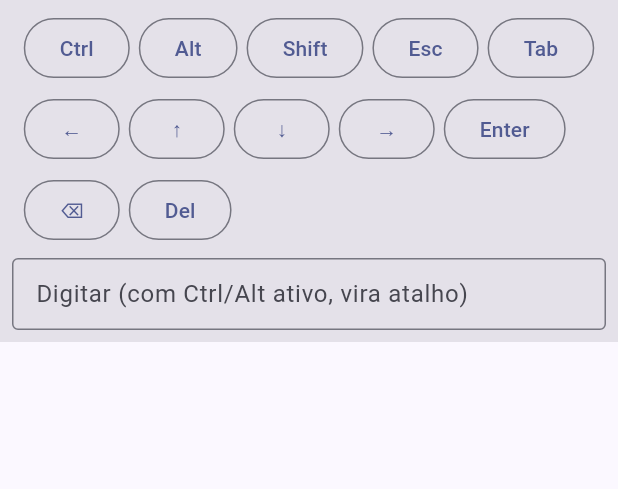
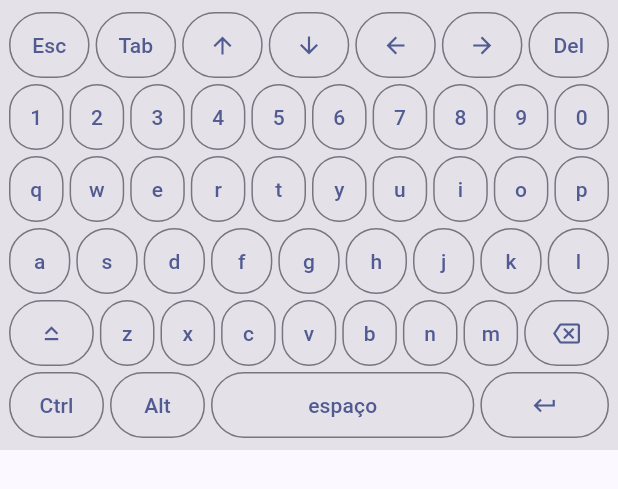
Before and after one commit to Cchaves20/RemoteOne, a Flutter app: the RemoteKeyboard widget shown alone on an empty page, opened directly with empty values, on a phone screen of 412 x 824 dp. Shown: the top 489 px of the screen. Run offline on Flutter 3.47's test engine with Material 3 defaults, Android fonts, the phone set to English and light mode, and no system bars.

Commit message:
Teclado em layout QWERTY completo (como um teclado de computador)
Substitui a linha de teclas + campo de texto por um teclado QWERTY na tela:
- linhas de números e letras, espaço, Enter, Backspace, Del, Esc, Tab, setas
- modificadores grudentos Ctrl/Alt/Shift (destacam quando ativos)
- letra sozinha digita; com Ctrl/Alt vira atalho; Shift = maiúscula/atalho

Sem SDK Flutter aqui: validar com flutter analyze/test no Dell.

Co-Authored-By: Claude Fable 5 <noreply@anthropic.com>
Claude-Session: https://claude.ai/code/session_01NLULmonCbXNPobYp9g7Y1Z

```diff
--- a/client/lib/widgets/remote_keyboard.dart
+++ b/client/lib/widgets/remote_keyboard.dart
@@ -1,11 +1,9 @@
 import 'package:flutter/material.dart';
 
-/// Teclado customizado para controle remoto: além de digitar texto, oferece
-/// teclas que o teclado do celular não tem (Ctrl, Alt, Tab, Esc, setas...).
-///
-/// Os modificadores (Ctrl/Alt/Shift) são "grudentos": toque em Ctrl e depois
-/// em C para enviar Ctrl+C; toque em Ctrl e depois numa tecla especial para o
-/// atalho correspondente.
+/// Teclado em layout de computador (QWERTY), com modificadores e teclas
+/// especiais que o celular não tem. Cada tecla de caractere digita direto;
+/// com Ctrl/Alt/Meta ativos, vira atalho (ex.: Ctrl+C). Shift aplica
+/// maiúscula na próxima letra (ou entra no atalho).
 class RemoteKeyboard extends StatefulWidget {
   const RemoteKeyboard({
     super.key,
@@ -14,13 +12,8 @@ class RemoteKeyboard extends StatefulWidget {
     required this.onCombo,
   });
 
-  /// Texto digitado (uma ou mais letras).
   final void Function(String text) onText;
-
-  /// Tecla especial (nomes do backend: enter, tab, escape, up, down...).
   final void Function(String specialKey) onKey;
-
-  /// Atalho: modificadores + tecla (um caractere ou nome de tecla especial).
   final void Function(List<String> modifiers, String key) onCombo;
 
   @override
@@ -28,32 +21,32 @@ class RemoteKeyboard extends StatefulWidget {
 }
 
 class _RemoteKeyboardState extends State<RemoteKeyboard> {
-  final _controller = TextEditingController();
   final Set<String> _mods = {};
-  String _prev = '';
 
-  static const _specials = <(String, String)>[
-    ('Esc', 'escape'),
-    ('Tab', 'tab'),
-    ('←', 'left'),
-    ('↑', 'up'),
-    ('↓', 'down'),
-    ('→', 'right'),
-    ('Enter', 'enter'),
-    ('⌫', 'backspace'),
-    ('Del', 'delete'),
-  ];
-
-  @override
-  void dispose() {
-    _controller.dispose();
-    super.dispose();
-  }
+  static const _row1 = '1234567890';
+  static const _row2 = 'qwertyuiop';
+  static const _row3 = 'asdfghjkl';
+  static const _row4 = 'zxcvbnm';
 
   void _toggleMod(String modifier) {
     setState(() {
       if (!_mods.remove(modifier)) _mods.add(modifier);
     });
+  }
+
+  bool get _hasComboMod =>
+      _mods.contains('ctrl') || _mods.contains('alt') || _mods.contains('meta');
+
+  void _typeChar(String c) {
+    if (_hasComboMod) {
+      widget.onCombo(_mods.toList(), c);
+      setState(_mods.clear);
+    } else if (_mods.contains('shift')) {
+      widget.onText(c.toUpperCase());
+      setState(() => _mods.remove('shift'));
+    } else {
+      widget.onText(c);
+    }
   }
 
   void _special(String name) {
@@ -65,84 +58,101 @@ class _RemoteKeyboardState extends State<RemoteKeyboard> {
     }
   }
 
-  void _onChanged(String value) {
-    if (value.length > _prev.length && value.startsWith(_prev)) {
-      final added = value.substring(_prev.length);
-      if (_mods.isNotEmpty && added.length == 1) {
-        widget.onCombo(_mods.toList(), added);
-        setState(_mods.clear);
-      } else {
-        widget.onText(added);
+  Widget _key(Widget child, VoidCallback onTap, {int flex = 2, bool active = false}) {
+    return Expanded(
+      flex: flex,
+      child: Padding(
+        padding: const EdgeInsets.all(2),
+        child: SizedBox(
+          height: 44,
+          child: active
+              ? FilledButton(
+                  onPressed: onTap,
+                  style: _style,
+                  child: FittedBox(child: child),
+                )
+              : OutlinedButton(
+                  onPressed: onTap,
+                  style: _style,
+                  child: FittedBox(child: child),
+                ),
+        ),
+      ),
+    );
   }
-    } else if (value.length < _prev.length) {
-      // Apagou no campo → envia Backspace ao computador.
-      for (var i = 0; i < _prev.length - value.length; i++) {
-        widget.onKey('backspace');
+
+  static const _style = ButtonStyle(
+    padding: WidgetStatePropertyAll(EdgeInsets.zero),
+  );
+
+  Widget _charKey(String c) {
+    final label = _mods.contains('shift') ? c.toUpperCase() : c;
+    return _key(Text(label), () => _typeChar(c));
   }
-    }
-    _prev = value;
-  }
+
+  Row _charRow(String chars) => Row(
+        children: [for (final c in chars.split('')) _charKey(c)],
+      );
 
   @override
   Widget build(BuildContext context) {
     return Material(
       color: Theme.of(context).colorScheme.surfaceContainerHighest,
+      child: SafeArea(
+        top: false,
         child: Padding(
-        padding: const EdgeInsets.all(8),
+          padding: const EdgeInsets.symmetric(horizontal: 4, vertical: 6),
           child: Column(
             mainAxisSize: MainAxisSize.min,
             children: [
-            Wrap(
-              spacing: 6,
-              runSpacing: 6,
+              // Especiais: Esc, Tab, setas, Del.
+              Row(
                 children: [
-                for (final m in const [
-                  ('Ctrl', 'ctrl'),
-                  ('Alt', 'alt'),
-                  ('Shift', 'shift'),
-                ])
-                  _ModKey(
-                    label: m.$1,
-                    active: _mods.contains(m.$2),
-                    onTap: () => _toggleMod(m.$2),
+                  _key(const Text('Esc'), () => _special('escape')),
+                  _key(const Text('Tab'), () => _special('tab')),
+                  _key(const Icon(Icons.arrow_upward, size: 18),
+                      () => _special('up')),
+                  _key(const Icon(Icons.arrow_downward, size: 18),
+                      () => _special('down')),
+                  _key(const Icon(Icons.arrow_back, size: 18),
+                      () => _special('left')),
+                  _key(const Icon(Icons.arrow_forward, size: 18),
+                      () => _special('right')),
+                  _key(const Text('Del'), () => _special('delete')),
+                ],
               ),
-                for (final s in _specials)
-                  OutlinedButton(
-                    onPressed: () => _special(s.$2),
-                    child: Text(s.$1),
+              _charRow(_row1),
+              _charRow(_row2),
+              _charRow(_row3),
+              // Shift + zxcvbnm + Backspace.
+              Row(
+                children: [
+                  _key(const Icon(Icons.keyboard_capslock, size: 18),
+                      () => _toggleMod('shift'),
+                      flex: 3, active: _mods.contains('shift')),
+                  for (final c in _row4.split('')) _charKey(c),
+                  _key(const Icon(Icons.backspace_outlined, size: 18),
+                      () => _special('backspace'),
+                      flex: 3),
+                ],
+              ),
+              // Modificadores + espaço + Enter.
+              Row(
+                children: [
+                  _key(const Text('Ctrl'), () => _toggleMod('ctrl'),
+                      flex: 3, active: _mods.contains('ctrl')),
+                  _key(const Text('Alt'), () => _toggleMod('alt'),
+                      flex: 3, active: _mods.contains('alt')),
+                  _key(const Text('espaço'), () => _typeChar(' '), flex: 8),
+                  _key(const Icon(Icons.keyboard_return, size: 18),
+                      () => _special('enter'),
+                      flex: 4),
+                ],
               ),
             ],
           ),
-            const SizedBox(height: 8),
-            TextField(
-              controller: _controller,
-              onChanged: _onChanged,
-              autocorrect: false,
-              enableSuggestions: false,
-              decoration: const InputDecoration(
-                isDense: true,
-                border: OutlineInputBorder(),
-                hintText: 'Digitar (com Ctrl/Alt ativo, vira atalho)',
-              ),
-            ),
-          ],
         ),
       ),
     );
   }
 }
-
-class _ModKey extends StatelessWidget {
-  const _ModKey({required this.label, required this.active, required this.onTap});
-
-  final String label;
-  final bool active;
-  final VoidCallback onTap;
-
-  @override
-  Widget build(BuildContext context) {
-    return active
-        ? FilledButton(onPressed: onTap, child: Text(label))
-        : OutlinedButton(onPressed: onTap, child: Text(label));
-  }
-}
```
Lines whose indentation alone changed are shown as unchanged.
